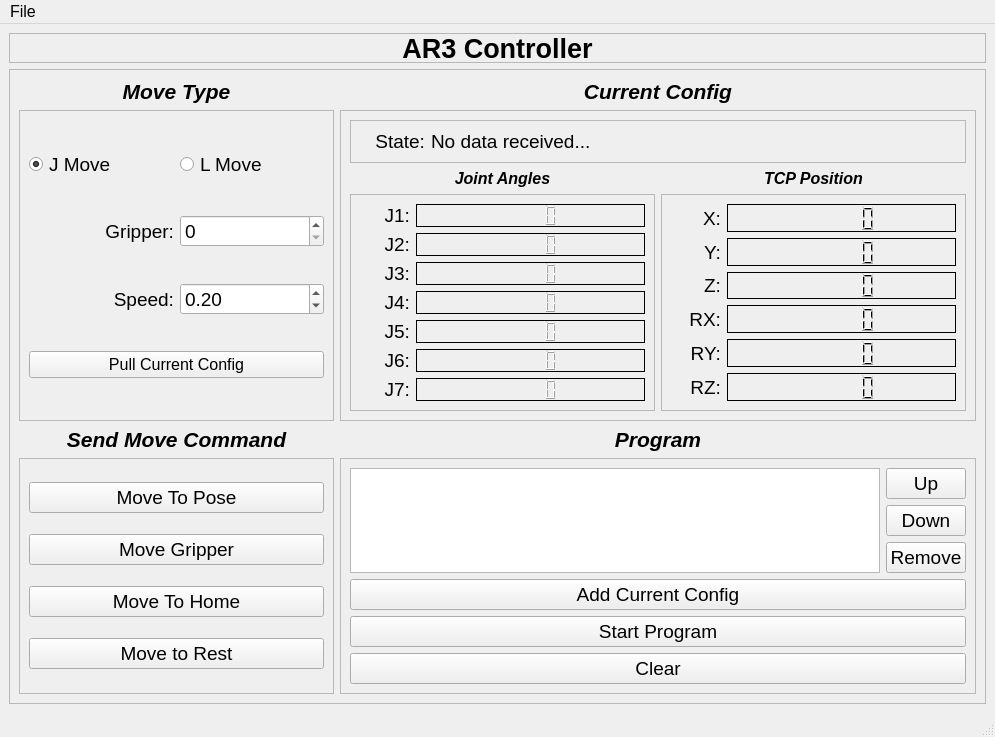
kpdudek/Robotics, file src/ar3/src/ar3/ui/ar3_controller.ui: the form before one commit.
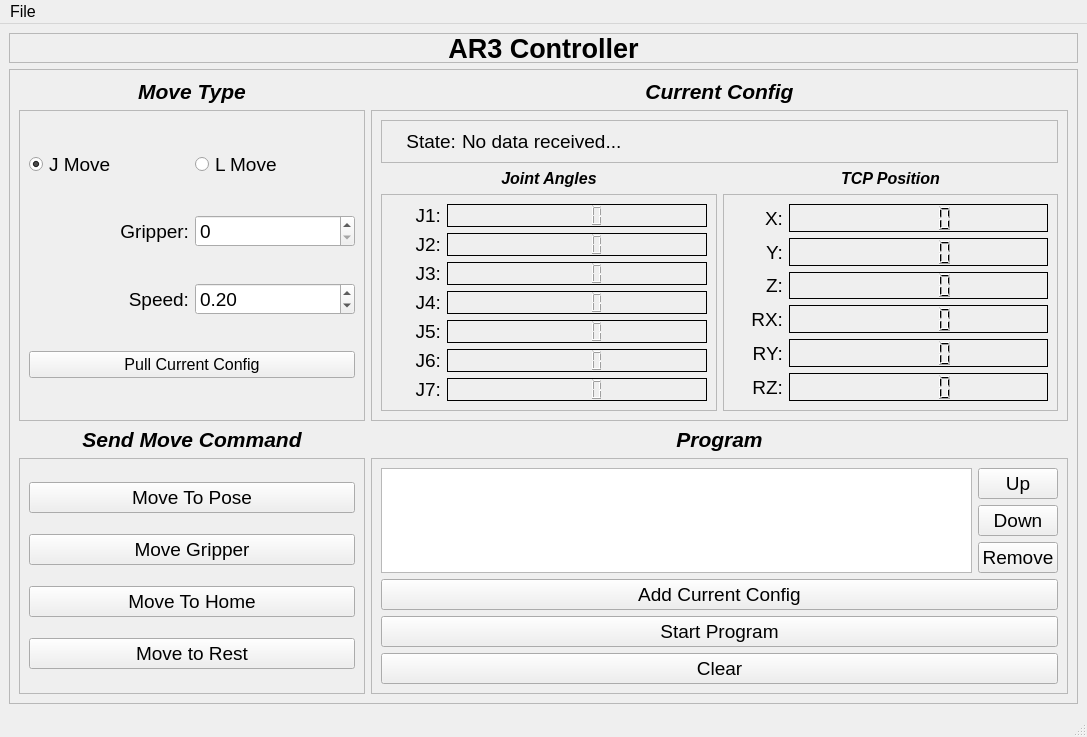
The form after the commit.

The edit to the form file:
```diff
--- a/src/ar3/src/ar3/ui/ar3_controller.ui
+++ b/src/ar3/src/ar3/ui/ar3_controller.ui
@@ -6,7 +6,7 @@
    <rect>
     <x>0</x>
     <y>0</y>
-    <width>995</width>
+    <width>1087</width>
     <height>737</height>
    </rect>
   </property>
@@ -265,7 +265,7 @@
             </property>
             <property name="font">
              <font>
-              <pointsize>14</pointsize>
+              <pointsize>10</pointsize>
              </font>
             </property>
            </widget>
@@ -1023,7 +1023,7 @@
     <rect>
      <x>0</x>
      <y>0</y>
-     <width>995</width>
+     <width>1087</width>
      <height>24</height>
     </rect>
    </property>
```
